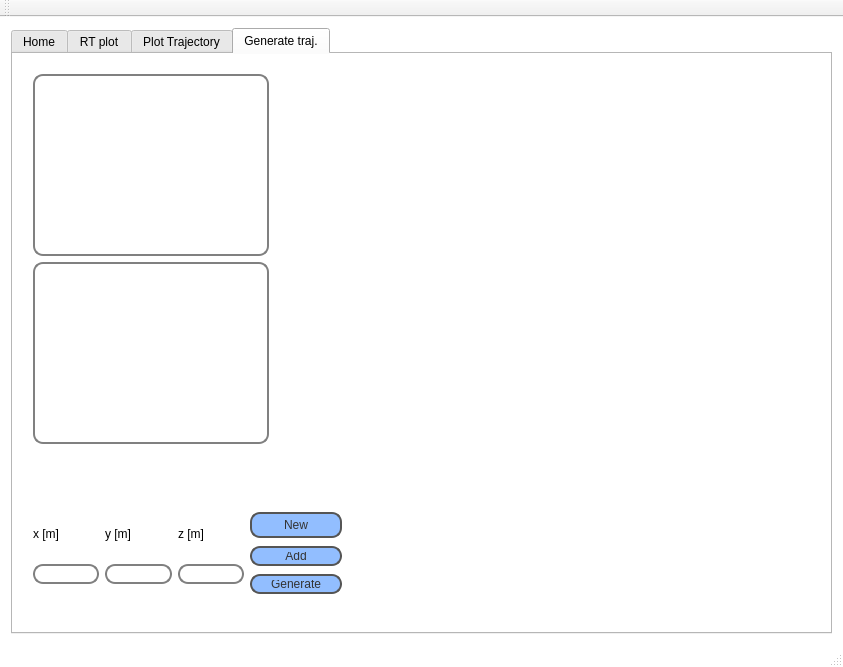
ABC-iRobotics/iRob-FaaR, file FaaR/mainwindow.ui: the form before one commit.
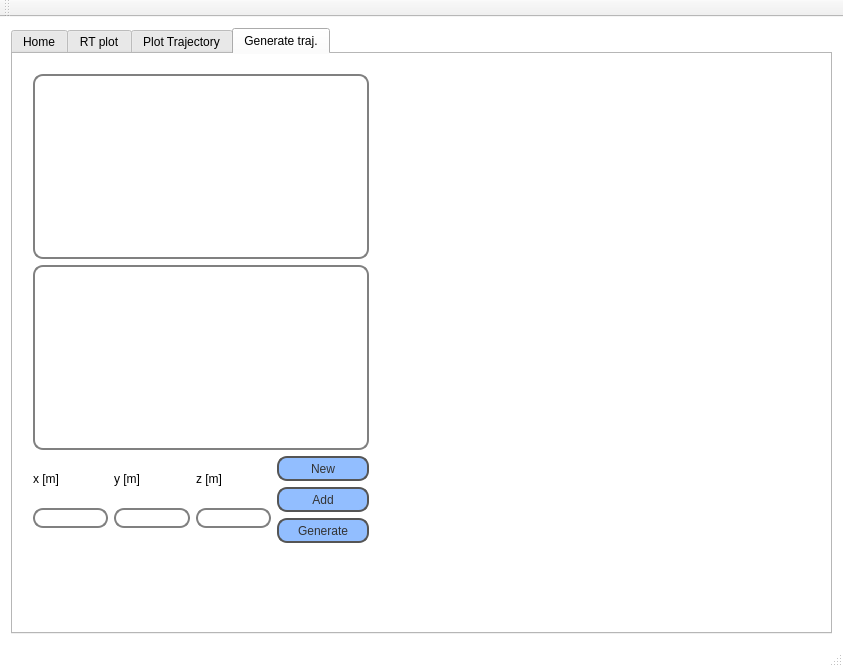
The form after the commit. The open tabs and pages were chosen to show the change. Custom widgets are drawn as their Qt base class.

Commit message: some fix on UI button heights

```diff
--- a/FaaR/mainwindow.ui
+++ b/FaaR/mainwindow.ui
@@ -1403,15 +1403,34 @@
        <attribute name="title">
         <string>Generate traj.</string>
        </attribute>
-       <widget class="QWidget" name="layoutWidget">
+       <widget class="QWidget" name="">
         <property name="geometry">
          <rect>
           <x>9</x>
-          <y>445</y>
-          <width>331</width>
-          <height>111</height>
+          <y>9</y>
+          <width>358</width>
+          <height>491</height>
          </rect>
         </property>
+        <layout class="QVBoxLayout" name="verticalLayout_11">
+         <item>
+          <layout class="QVBoxLayout" name="verticalLayout_10">
+           <item>
+            <widget class="QTextBrowser" name="genLog"/>
+           </item>
+           <item>
+            <widget class="QTextBrowser" name="console">
+             <property name="maximumSize">
+              <size>
+               <width>400</width>
+               <height>200</height>
+              </size>
+             </property>
+            </widget>
+           </item>
+          </layout>
+         </item>
+         <item>
         <layout class="QHBoxLayout" name="horizontalLayout_6">
          <item>
           <layout class="QGridLayout" name="gridLayout_8">
@@ -1490,6 +1509,12 @@
           <layout class="QVBoxLayout" name="verticalLayout_9">
            <item>
             <widget class="QPushButton" name="genNew">
+               <property name="maximumSize">
+                <size>
+                 <width>80</width>
+                 <height>25</height>
+                </size>
+               </property>
              <property name="text">
               <string>New</string>
              </property>
@@ -1500,7 +1525,7 @@
              <property name="maximumSize">
               <size>
                <width>80</width>
-               <height>20</height>
+                 <height>25</height>
               </size>
              </property>
              <property name="text">
@@ -1513,40 +1538,23 @@
              <property name="maximumSize">
               <size>
                <width>80</width>
-               <height>20</height>
+                 <height>25</height>
               </size>
              </property>
              <property name="text">
               <string>Generate</string>
              </property>
-            </widget>
-           </item>
-          </layout>
-         </item>
-        </layout>
-       </widget>
-       <widget class="QWidget" name="layoutWidget">
-        <property name="geometry">
-         <rect>
-          <x>9</x>
-          <y>9</y>
-          <width>258</width>
-          <height>392</height>
-         </rect>
-        </property>
-        <layout class="QVBoxLayout" name="verticalLayout_10">
-         <item>
-          <widget class="QTextBrowser" name="genLog"/>
-         </item>
-         <item>
-          <widget class="QTextBrowser" name="console">
-           <property name="maximumSize">
+               <property name="iconSize">
             <size>
-             <width>400</width>
-             <height>200</height>
+                 <width>16</width>
+                 <height>16</height>
             </size>
            </property>
           </widget>
+             </item>
+            </layout>
+           </item>
+          </layout>
          </item>
         </layout>
        </widget>
```
Lines whose indentation alone changed are shown as unchanged.
